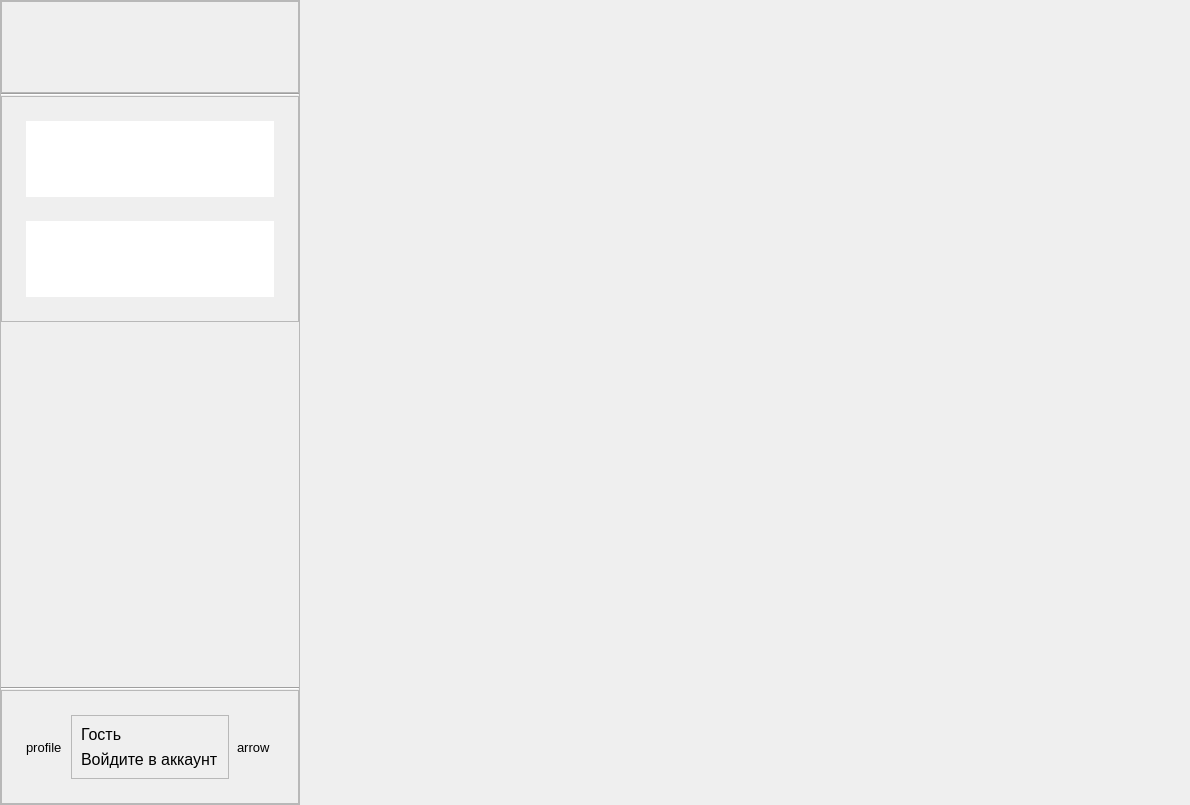
pntech-dev/Documents-Exp-Desktop, file ui/ui/main.ui: the form before one commit.
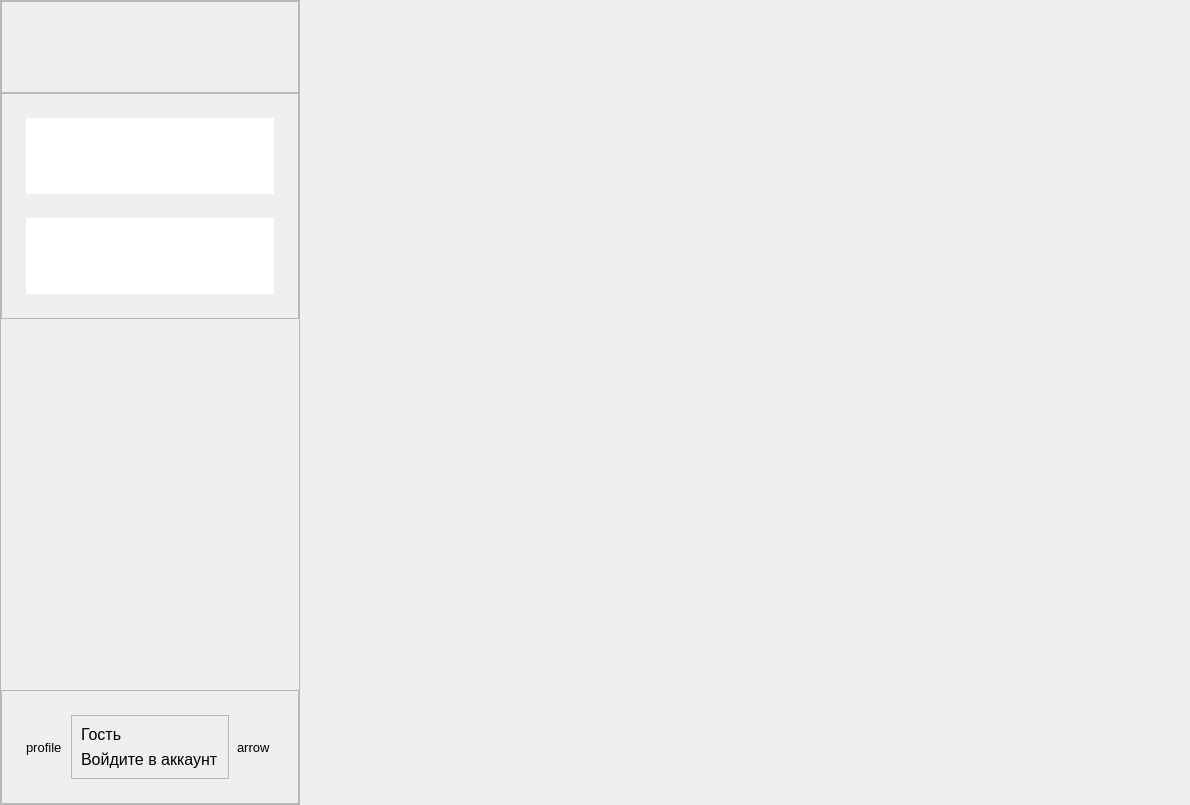
The form after the commit. Custom widgets are drawn as their Qt base class.

Commit message: fix(ui): adjust sidebar divider colors

What changed in the file:
```diff
--- a/ui/ui/main.ui
+++ b/ui/ui/main.ui
@@ -126,13 +126,6 @@
          </layout>
         </widget>
        </item>
-       <item>
-        <widget class="Line" name="line">
-         <property name="orientation">
-          <enum>Qt::Horizontal</enum>
-         </property>
-        </widget>
-       </item>
        <item>
         <widget class="QFrame" name="content_frame">
          <property name="frameShape">
@@ -239,13 +232,6 @@
          </property>
         </spacer>
        </item>
-       <item>
-        <widget class="Line" name="line_2">
-         <property name="orientation">
-          <enum>Qt::Horizontal</enum>
-         </property>
-        </widget>
-       </item>
        <item>
         <widget class="QFrame" name="profile_frame">
          <property name="frameShape">
```
The commit also changes 5 other files.
